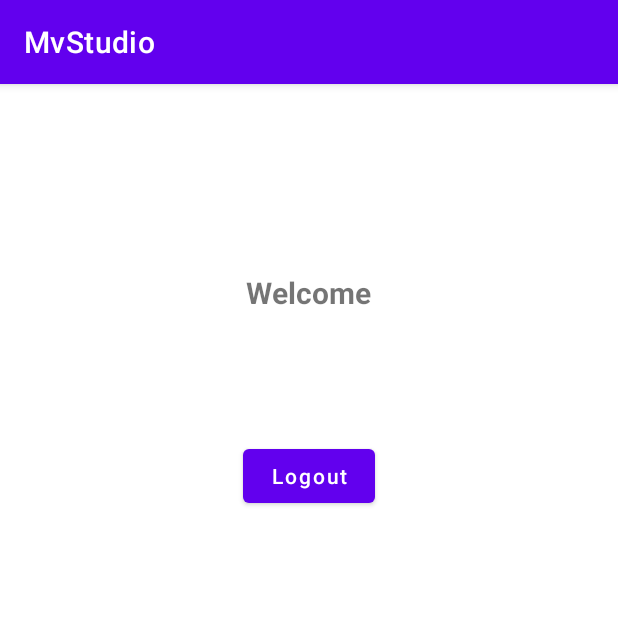
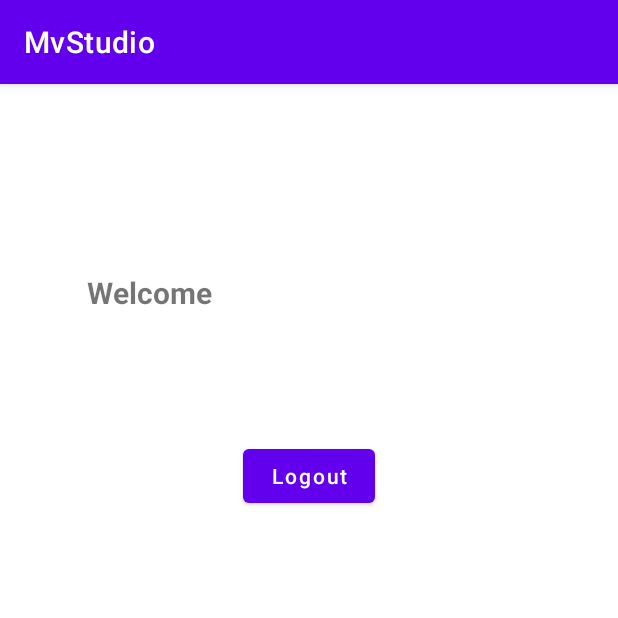
Before and after one commit to Odile078/MovieJournal2, an Android app: the screen it shows after launch once a user with an empty profile is signed in (ProfileActivity), on a phone screen of 412 x 824 dp, the top half of it. Run offline under Robolectric (Android 15) with nearby library versions, the phone set to English and light mode, and no system bars; our stand-ins replace Firebase (no records; nobody signed in at launch, a user with empty details on screens opened directly); Roboto replaces fonts that are not available here.

Commit message:
profile activity

```diff
--- a/app/src/main/java/com/example/mvstudio/ProfileActivity.java
+++ b/app/src/main/java/com/example/mvstudio/ProfileActivity.java
@@ -24,7 +24,7 @@ public class ProfileActivity extends AppCompatActivity {
         TextView welcomeText = (TextView) findViewById(R.id.welcomeText);
         welcomeText.setText("Welcome"+email);
 
-        Button logoutButton= findViewById(R.id.buttonLogin);
+        Button logoutButton= findViewById(R.id.buttonLogout);
         logoutButton.setOnClickListener(new View.OnClickListener() {
             @Override
             public void onClick(View view) {
--- a/app/src/main/res/layout/activity_profile.xml
+++ b/app/src/main/res/layout/activity_profile.xml
@@ -11,11 +11,13 @@
         android:layout_height="wrap_content"
         android:layout_alignParentStart="true"
         android:layout_alignParentTop="true"
-        android:layout_marginStart="164dp"
+        android:layout_marginStart="58dp"
         android:layout_marginTop="125dp"
+        android:layout_marginEnd="20dp"
+        android:layout_marginBottom="20dp"
         android:text="TextView"
         android:textSize="20dp"
-        android:textStyle="bold"/>
+        android:textStyle="bold" />
 
     <Button
         android:id="@+id/buttonLogout"
--- a/app/src/main/res/menu/drawer_menu.xml
+++ b/app/src/main/res/menu/drawer_menu.xml
@@ -19,5 +19,11 @@
             android:id="@+id/nav_form"
             android:icon="@drawable/ic_list"
             android:title="Watch List" />
+        <item
+            android:id="@+id/nav_account"
+            android:icon="@drawable/account_box_white_24dp"
+            android:title="Account"
+
+            />
     </group>
 </menu>
```
Also changed, not shown: app/src/main/java/com/example/mvstudio/ListFormActivity.java (+11 -0 lines), app/src/main/java/com/example/mvstudio/MainActivity.java (+11 -0 lines), app/src/main/java/com/example/mvstudio/MovieActivity.java (+11 -0 lines), app/src/main/java/com/example/mvstudio/PopularMovieListActivity.java (+11 -0 lines), app/src/main/java/com/example/mvstudio/WatchListActivity.java (+11 -0 lines), app/src/main/res/drawable/account_box_white_24dp.png (added), app/src/main/res/mipmap-anydpi-v26/account_box_white_24dp.png (added), app/src/main/res/mipmap-hdpi/account_box_white_24dp.png (added), app/src/main/res/mipmap-mdpi/account_box_white_24dp.png (added), app/src/main/res/mipmap-xhdpi/account_box_white_24dp.png (added), app/src/main/res/mipmap-xxhdpi/account_box_white_24dp.png (added), app/src/main/res/mipmap-xxxhdpi/account_box_white_24dp.png (added).
